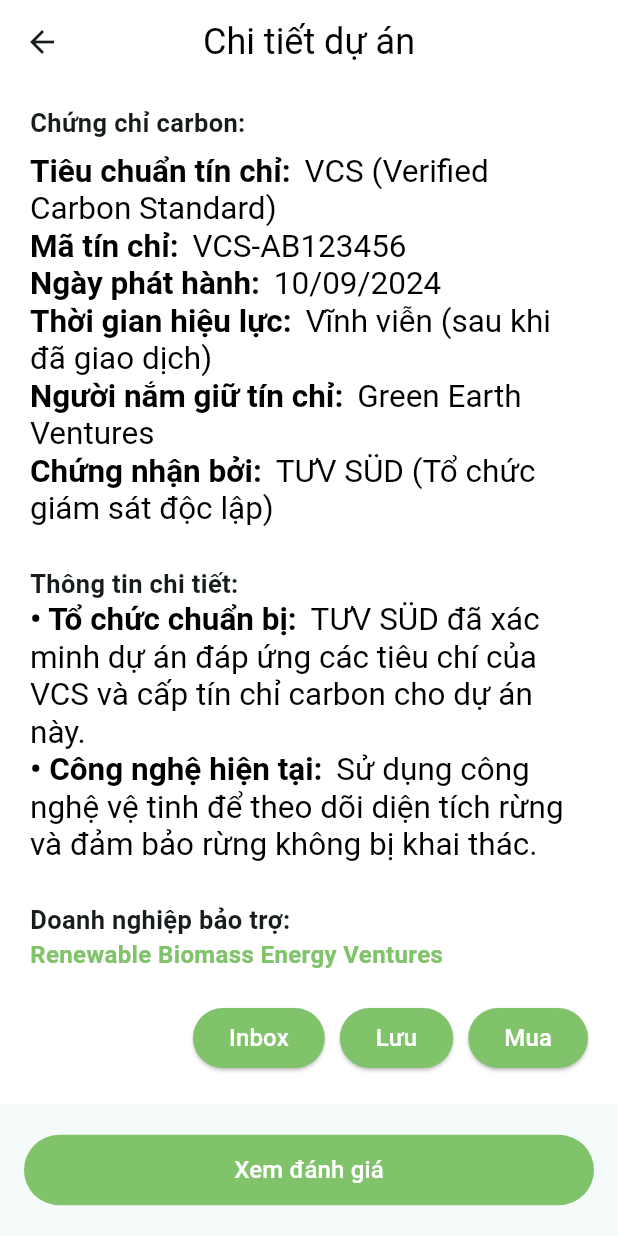
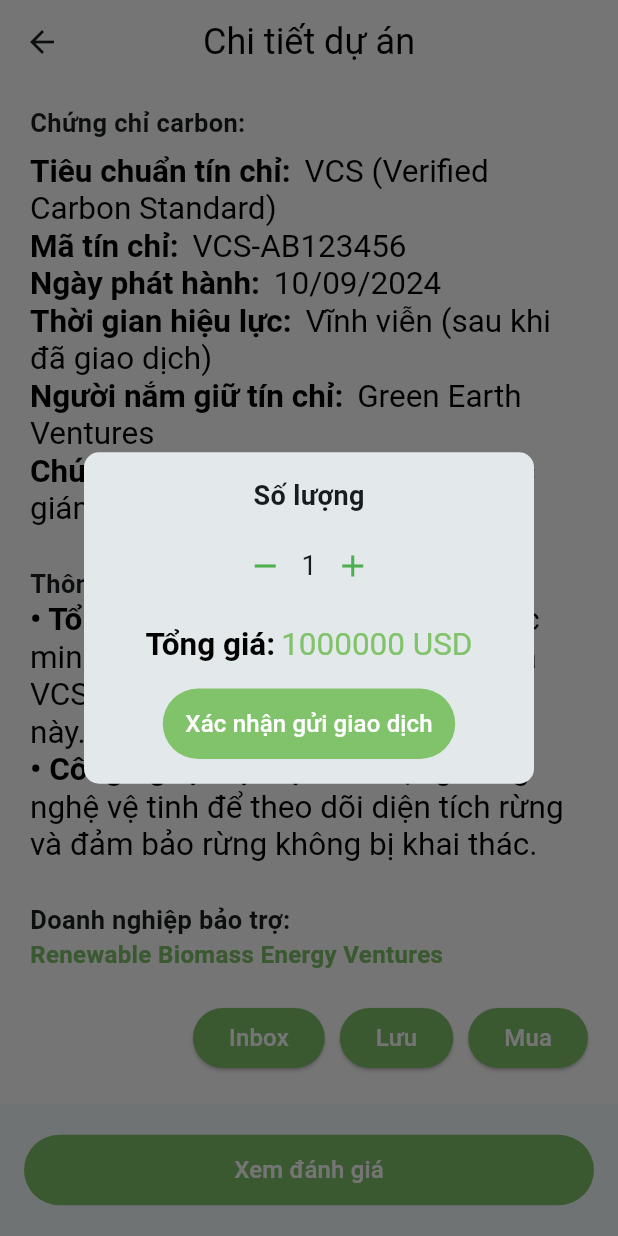
Before and after one commit to nhile14112003/Carbon_Credit_Trading_App, a Flutter app: the ProjectDetailPage screen opened directly, scrolled down 528 dp, after a tap on "Mua", on a phone screen of 412 x 824 dp. Run offline on Flutter 3.47's test engine with Material 3 defaults, Android fonts, the light colour scheme and no system bars; our stand-ins replace dotted_border, file_picker, image_picker, open_file, photo_view, video_player; network calls fail.

Commit message:
Add: purchase_dialog

```diff
--- a/carbon_credit_trading/lib/main.dart
+++ b/carbon_credit_trading/lib/main.dart
@@ -1,4 +1,4 @@
-import 'package:carbon_credit_trading/pages/transaction_review_page.dart';
+import 'package:carbon_credit_trading/pages/contact_page.dart';
 import 'package:flutter/material.dart';
 
 void main() {
@@ -21,7 +21,7 @@ class MyApp extends StatelessWidget {
         }), //navigation transition
         useMaterial3: true, // should be changed
       ),
-      home: const TransactionReviewPage(),
+      home: const ContactPage(),
     );
   }
 }
--- a/carbon_credit_trading/lib/pages/approve_transaction_page.dart
+++ b/carbon_credit_trading/lib/pages/approve_transaction_page.dart
@@ -89,7 +89,7 @@ class _ApproveTransactionPageState extends State<ApproveTransactionPage> {
       });
     }
 
-    Future<void> _selectDate(
+    Future<void> selectDate(
         BuildContext context, TextEditingController controller) async {
       final DateTime? pickedDate = await showDatePicker(
         context: context,
@@ -357,7 +357,7 @@ class _ApproveTransactionPageState extends State<ApproveTransactionPage> {
                         controller: _startDateController,
                         labelText: 'Ngày ký thanh toán',
                         onTap: (context) {
-                          _selectDate(context, _startDateController);
+                          selectDate(context, _startDateController);
                         },
                       ),
                       const SizedBox(height: 15),
@@ -365,7 +365,7 @@ class _ApproveTransactionPageState extends State<ApproveTransactionPage> {
                         controller: _endDateController,
                         labelText: 'Ngày ký bàn giao tín chỉ',
                         onTap: (context) {
-                          _selectDate(context, _endDateController);
+                          selectDate(context, _endDateController);
                         },
                       ),
                       const SizedBox(height: 15),
--- a/carbon_credit_trading/lib/pages/project_detail_page.dart
+++ b/carbon_credit_trading/lib/pages/project_detail_page.dart
@@ -4,6 +4,7 @@ import 'package:carbon_credit_trading/widgets/custom_appbar.dart';
 import 'package:carbon_credit_trading/widgets/custom_ricktext.dart';
 import 'package:carbon_credit_trading/widgets/full_screen_view.dart';
 import 'package:carbon_credit_trading/widgets/image_carousel.dart';
+import 'package:carbon_credit_trading/widgets/purchase_dialog.dart';
 import 'package:flutter/material.dart';
 
 class ProjectDetailPage extends StatefulWidget {
@@ -14,7 +15,8 @@ class ProjectDetailPage extends StatefulWidget {
 }
 
 class _ProjectDetailPageState extends State<ProjectDetailPage> {
-
+  final int maxQuantity = 20;
+  final double pricePerUnit = 1000000.0;
 
   final List<String> _imagePaths = [
     'https://docs.flutter.dev/assets/images/dash/dash-fainting.gif',
@@ -22,6 +24,17 @@ class _ProjectDetailPageState extends State<ProjectDetailPage> {
     '/path/to/local/image2.jpg',
   ];
 
+  void showPurchaseDialog() {
+    showDialog(
+      context: context,
+      builder: (BuildContext context) {
+        return PurchaseDialog(
+          maxQuantity: maxQuantity,
+          pricePerUnit: pricePerUnit,
+        );
+      },
+    );
+  }
 
   @override
   Widget build(BuildContext context) {
@@ -141,7 +154,7 @@ class _ProjectDetailPageState extends State<ProjectDetailPage> {
                       ),
                       const SizedBox(width: 10),
                       ElevatedButton(
-                        onPressed: () => {},
+                        onPressed: showPurchaseDialog,
                         style: ElevatedButton.styleFrom(
                           backgroundColor: AppColors.greenButton,
                           foregroundColor: Colors.white,
--- a/carbon_credit_trading/lib/pages/transaction_detail_page.dart
+++ b/carbon_credit_trading/lib/pages/transaction_detail_page.dart
@@ -11,8 +11,6 @@ import 'package:flutter/material.dart';
 class TransactionDetailPage extends StatelessWidget {
   final Transaction transaction;
   const TransactionDetailPage({super.key, required this.transaction});
-
-  get normalText => null;
 
   @override
   Widget build(BuildContext context) {
--- /dev/null
+++ b/carbon_credit_trading/lib/widgets/purchase_dialog.dart
@@ -0,0 +1,98 @@
+// purchase_dialog.dart
+import 'package:carbon_credit_trading/theme/colors.dart';
+import 'package:carbon_credit_trading/widgets/custom_ricktext.dart';
+import 'package:flutter/material.dart';
+
+class PurchaseDialog extends StatefulWidget {
+  final double pricePerUnit;
+  final int maxQuantity;
+
+  const PurchaseDialog({
+    super.key,
+    required this.pricePerUnit,
+    required this.maxQuantity,
+  });
+
+  @override
+  createState() => _PurchaseDialogState();
+}
+
+class _PurchaseDialogState extends State<PurchaseDialog> {
+  int quantity = 1;
+
+  @override
+  Widget build(BuildContext context) {
+    return Dialog(
+      shape: RoundedRectangleBorder(
+        borderRadius: BorderRadius.circular(10.0),
+      ),
+      child: SingleChildScrollView(
+        child: Container(
+          padding: const EdgeInsets.all(16.0),
+          width: 300,
+          constraints: const BoxConstraints(minHeight: 200),
+          child: Column(
+            mainAxisSize: MainAxisSize.min,
+            mainAxisAlignment: MainAxisAlignment.center,
+            children: [
+              const Text(
+                'Số lượng',
+                style: TextStyle(fontSize: 18.0, fontWeight: FontWeight.bold),
+              ),
+              const SizedBox(height: 10.0),
+              Row(
+                mainAxisAlignment: MainAxisAlignment.center,
+                children: [
+                  IconButton(
+                    icon: const Icon(Icons.remove, color: Colors.green),
+                    onPressed: () {
+                      if (quantity > 1) {
+                        setState(() {
+                          quantity--; // Decrease quantity
+                        });
+                      }
+                    },
+                  ),
+                  Text(
+                    '$quantity',
+                    style: const TextStyle(fontSize: 18.0),
+                  ),
+                  IconButton(
+                    icon: const Icon(Icons.add, color: Colors.green),
+                    onPressed: () {
+                      if (quantity < widget.maxQuantity) {
+                        setState(() {
+                          quantity++;
+                        });
+                      }
+                    },
+                  ),
+                ],
+              ),
+              const SizedBox(height: 16.0),
+              customRichText(
+                title: 'Tổng giá:',
+                value:
+                    '${(widget.pricePerUnit * quantity).toStringAsFixed(0)} USD',
+                valueColor: AppColors.greenButton,
+              ),
+              const SizedBox(height: 16.0),
+              TextButton(
+                onPressed: () {},
+                style: TextButton.styleFrom(
+                  backgroundColor: AppColors.greenButton,
+                  padding:
+                      const EdgeInsets.symmetric(vertical: 12, horizontal: 15),
+                ),
+                child: const Text(
+                  'Xác nhận gửi giao dịch',
+                  style: TextStyle(color: Colors.white, fontSize: 16),
+                ),
+              ),
+            ],
+          ),
+        ),
+      ),
+    );
+  }
+}
```
